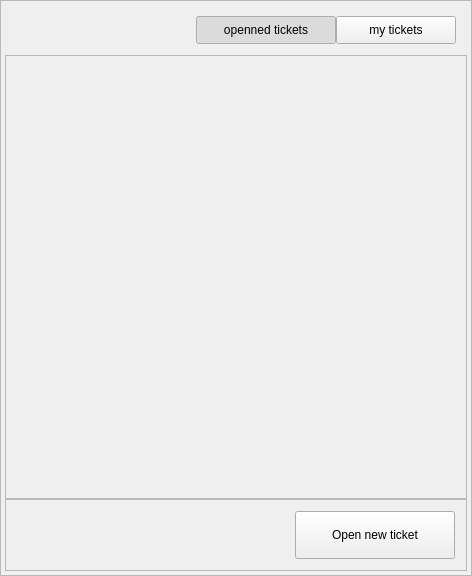
This is App/work/ui_files/tickets_widget.ui in Wizard-collab/Wizard as Qt 5 draws it before an edit. The edited form follows.
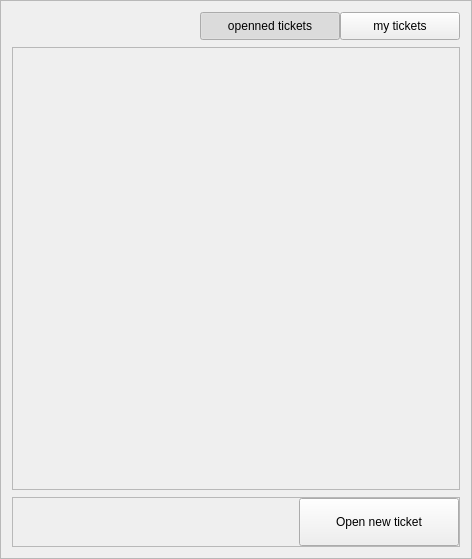
This is the edited form.

Patch:
```diff
--- a/App/work/ui_files/tickets_widget.ui
+++ b/App/work/ui_files/tickets_widget.ui
@@ -7,7 +7,7 @@
     <x>0</x>
     <y>0</y>
     <width>472</width>
-    <height>576</height>
+    <height>559</height>
    </rect>
   </property>
   <property name="windowTitle">
@@ -39,19 +39,19 @@
      </property>
      <layout class="QVBoxLayout" name="verticalLayout_2">
       <property name="spacing">
-       <number>0</number>
+       <number>7</number>
       </property>
       <property name="leftMargin">
-       <number>4</number>
+       <number>11</number>
       </property>
       <property name="topMargin">
-       <number>4</number>
+       <number>11</number>
       </property>
       <property name="rightMargin">
-       <number>4</number>
+       <number>11</number>
       </property>
       <property name="bottomMargin">
-       <number>4</number>
+       <number>11</number>
       </property>
       <item>
        <layout class="QHBoxLayout" name="horizontalLayout_3">
@@ -59,16 +59,16 @@
          <number>0</number>
         </property>
         <property name="leftMargin">
-         <number>11</number>
+         <number>0</number>
         </property>
         <property name="topMargin">
-         <number>11</number>
+         <number>0</number>
         </property>
         <property name="rightMargin">
-         <number>11</number>
+         <number>0</number>
         </property>
         <property name="bottomMargin">
-         <number>11</number>
+         <number>0</number>
         </property>
         <item>
          <spacer name="horizontalSpacer_2">
@@ -136,8 +136,8 @@
           <rect>
            <x>0</x>
            <y>0</y>
-           <width>460</width>
-           <height>442</height>
+           <width>446</width>
+           <height>439</height>
           </rect>
          </property>
          <layout class="QVBoxLayout" name="verticalLayout_3">
@@ -196,16 +196,16 @@
           <number>0</number>
          </property>
          <property name="leftMargin">
-          <number>11</number>
+          <number>0</number>
          </property>
          <property name="topMargin">
-          <number>11</number>
+          <number>0</number>
          </property>
          <property name="rightMargin">
-          <number>11</number>
+          <number>0</number>
          </property>
          <property name="bottomMargin">
-          <number>11</number>
+          <number>0</number>
          </property>
          <item>
           <spacer name="horizontalSpacer">
```
